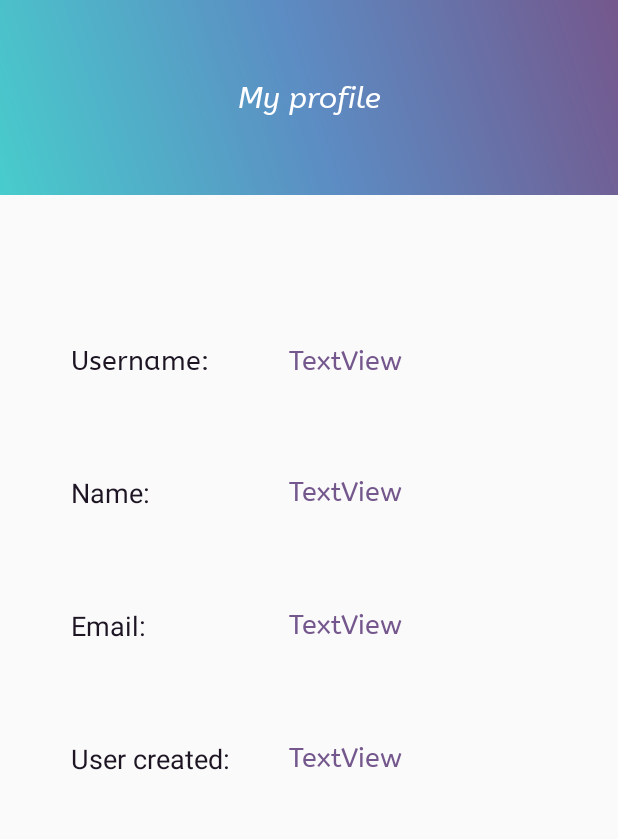
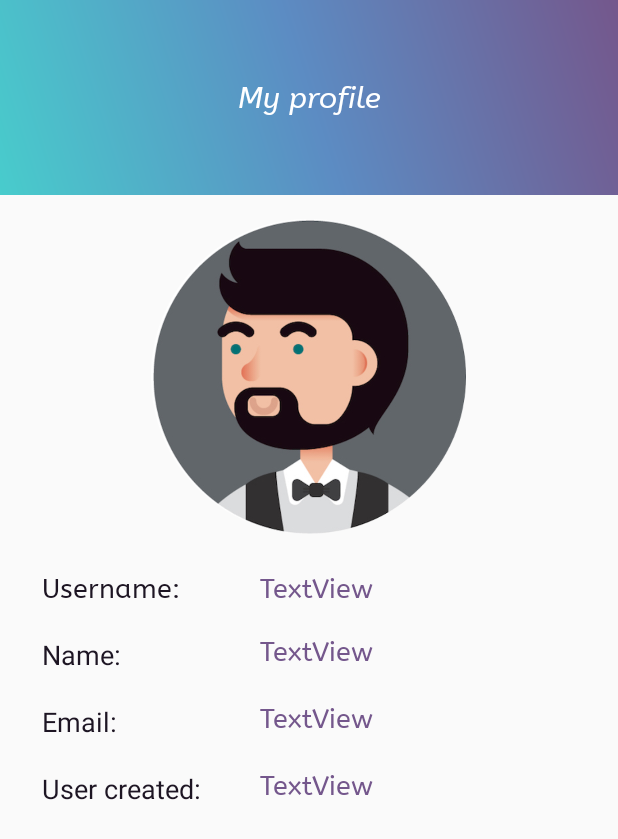
Before and after one commit to Vavadoge/Lendfriend, an Android app: the Profile screen opened directly, with no data from a screen before it, on a phone screen of 412 x 824 dp. Shown: the top 839 px of the screen. Run offline under Robolectric (Android 15) with nearby library versions, the phone set to English and light mode, and no system bars; our stand-ins replace Volley; network calls fail.

Commit message:
Friends profiles on debts pages update

```diff
--- a/app/src/main/java/com/ktu/vavadoge/Registration.java
+++ b/app/src/main/java/com/ktu/vavadoge/Registration.java
@@ -158,6 +158,7 @@ public class Registration extends AppCompatActivity {
 
 
     }
+
     // validation of input fields
     private boolean val_email(String email) {
         int count = 0;
--- a/app/src/main/res/layout/activity_profile.xml
+++ b/app/src/main/res/layout/activity_profile.xml
@@ -15,33 +15,6 @@
         app:layout_constraintHorizontal_bias="0.0"
         app:layout_constraintStart_toStartOf="parent"
         app:layout_constraintTop_toTopOf="parent" />
-
-    <TextView
-        android:id="@+id/textView5"
-        android:layout_width="wrap_content"
-        android:layout_height="wrap_content"
-        android:layout_marginTop="100dp"
-        android:fontFamily="@font/abeezee"
-        android:text="Username: "
-        android:textColor="@color/font_color"
-        android:textSize="18sp"
-        app:layout_constraintEnd_toEndOf="parent"
-        app:layout_constraintHorizontal_bias="0.15"
-        app:layout_constraintStart_toStartOf="parent"
-        app:layout_constraintTop_toBottomOf="@+id/view4" />
-
-    <Button
-        android:id="@+id/open_bottom_sheet_button"
-        android:layout_width="wrap_content"
-        android:layout_height="wrap_content"
-        android:text="Add friend"
-        android:visibility="invisible"
-        app:layout_constraintBottom_toBottomOf="parent"
-        app:layout_constraintEnd_toEndOf="parent"
-        app:layout_constraintHorizontal_bias="0.527"
-        app:layout_constraintStart_toStartOf="parent"
-        app:layout_constraintTop_toTopOf="parent"
-        app:layout_constraintVertical_bias="0.907" />
 
     <Button
         android:id="@+id/logout_button"
@@ -72,33 +45,89 @@
     //android:visibility="invisible"
 
     <TextView
+        android:id="@+id/username_field"
+        android:layout_width="wrap_content"
+        android:layout_height="wrap_content"
+        android:layout_marginStart="48dp"
+        android:fontFamily="@font/abeezee"
+        android:text="TextView"
+        android:textColor="@color/fifth"
+        android:textSize="18sp"
+        app:layout_constraintBottom_toBottomOf="@+id/textView5"
+        app:layout_constraintStart_toEndOf="@+id/textView5"
+        app:layout_constraintTop_toTopOf="@+id/textView5"
+        app:layout_constraintVertical_bias="1.0" />
+
+    <TextView
         android:id="@+id/textView8"
         android:layout_width="wrap_content"
         android:layout_height="wrap_content"
-        android:layout_marginTop="64dp"
+        android:layout_marginTop="20dp"
         android:text="Name:"
         android:textColor="@color/font_color"
         android:textSize="18sp"
         app:layout_constraintStart_toStartOf="@+id/textView5"
         app:layout_constraintTop_toBottomOf="@+id/textView5" />
 
+    <Button
+        android:id="@+id/open_bottom_sheet_button"
+        android:layout_width="wrap_content"
+        android:layout_height="wrap_content"
+        android:text="Add friend"
+        android:visibility="invisible"
+        app:layout_constraintBottom_toBottomOf="parent"
+        app:layout_constraintEnd_toEndOf="parent"
+        app:layout_constraintHorizontal_bias="0.527"
+        app:layout_constraintStart_toStartOf="parent"
+        app:layout_constraintTop_toTopOf="parent"
+        app:layout_constraintVertical_bias="1.0" />
+
     <TextView
         android:id="@+id/profile_name_text"
         android:layout_width="wrap_content"
         android:layout_height="wrap_content"
+        android:fontFamily="@font/abeezee"
         android:text="TextView"
         android:textColor="@color/fifth"
-        android:fontFamily="@font/abeezee"
         android:textSize="18sp"
         app:layout_constraintBottom_toBottomOf="@+id/textView8"
         app:layout_constraintStart_toStartOf="@+id/username_field"
-        app:layout_constraintTop_toTopOf="@+id/textView8" />
+        app:layout_constraintTop_toTopOf="@+id/textView8"
+        app:layout_constraintVertical_bias="0.0" />
+
+    <TextView
+        android:id="@+id/textView5"
+        android:layout_width="wrap_content"
+        android:layout_height="wrap_content"
+        android:layout_marginTop="252dp"
+        android:fontFamily="@font/abeezee"
+        android:text="Username: "
+        android:textColor="@color/font_color"
+        android:textSize="18sp"
+        app:layout_constraintEnd_toEndOf="parent"
+        app:layout_constraintHorizontal_bias="0.088"
+        app:layout_constraintStart_toStartOf="parent"
+        app:layout_constraintTop_toBottomOf="@+id/view4" />
+
+    <EditText
+        android:id="@+id/editTextTextPersonName3"
+        android:layout_width="wrap_content"
+        android:layout_height="wrap_content"
+        android:layout_marginTop="644dp"
+        android:ems="10"
+        android:inputType="textPersonName"
+        android:text="Name"
+        android:visibility="invisible"
+        app:layout_constraintEnd_toEndOf="parent"
+        app:layout_constraintHorizontal_bias="0.497"
+        app:layout_constraintStart_toStartOf="parent"
+        app:layout_constraintTop_toTopOf="parent" />
 
     <TextView
         android:id="@+id/textView10"
         android:layout_width="wrap_content"
         android:layout_height="wrap_content"
-        android:layout_marginTop="64dp"
+        android:layout_marginTop="20dp"
         android:text="Email:"
         android:textColor="@color/font_color"
         android:textSize="18sp"
@@ -109,64 +138,39 @@
         android:id="@+id/profile_email_text"
         android:layout_width="wrap_content"
         android:layout_height="wrap_content"
+        android:fontFamily="@font/abeezee"
         android:text="TextView"
-        android:fontFamily="@font/abeezee"
         android:textColor="@color/fifth"
         android:textSize="18sp"
         app:layout_constraintBottom_toBottomOf="@+id/textView10"
         app:layout_constraintStart_toStartOf="@+id/profile_name_text"
-        app:layout_constraintTop_toTopOf="@+id/textView10" />
+        app:layout_constraintTop_toTopOf="@+id/textView10"
+        app:layout_constraintVertical_bias="0.0" />
 
     <TextView
-        android:id="@+id/username_field"
+        android:id="@+id/time_field"
         android:layout_width="wrap_content"
         android:layout_height="wrap_content"
-        android:layout_marginStart="48dp"
         android:fontFamily="@font/abeezee"
+        android:scrollHorizontally="false"
         android:text="TextView"
         android:textColor="@color/fifth"
         android:textSize="18sp"
-        app:layout_constraintBottom_toBottomOf="@+id/textView5"
-        app:layout_constraintStart_toEndOf="@+id/textView5"
-        app:layout_constraintTop_toTopOf="@+id/textView5" />
+        app:layout_constraintBottom_toBottomOf="@+id/textView9"
+        app:layout_constraintStart_toStartOf="@+id/profile_email_text"
+        app:layout_constraintTop_toTopOf="@+id/textView9"
+        app:layout_constraintVertical_bias="0.0" />
 
     <TextView
         android:id="@+id/textView9"
         android:layout_width="wrap_content"
         android:layout_height="wrap_content"
-        android:layout_marginTop="64dp"
+        android:layout_marginTop="20dp"
         android:text="User created:"
         android:textColor="@color/font_color"
         android:textSize="18sp"
         app:layout_constraintStart_toStartOf="@+id/textView10"
         app:layout_constraintTop_toBottomOf="@+id/textView10" />
-
-    <TextView
-        android:id="@+id/time_field"
-        android:layout_width="wrap_content"
-        android:layout_height="wrap_content"
-        android:text="TextView"
-        android:textColor="@color/fifth"
-        android:fontFamily="@font/abeezee"
-        android:textSize="18sp"
-        app:layout_constraintBottom_toBottomOf="@+id/textView9"
-        app:layout_constraintStart_toStartOf="@+id/profile_email_text"
-        android:scrollHorizontally="false"
-        app:layout_constraintTop_toTopOf="@+id/textView9" />
-
-    <EditText
-        android:id="@+id/editTextTextPersonName3"
-        android:layout_width="wrap_content"
-        android:layout_height="wrap_content"
-        android:layout_marginTop="560dp"
-        android:ems="10"
-        android:inputType="textPersonName"
-        android:text="Name"
-        android:visibility="invisible"
-        app:layout_constraintEnd_toEndOf="parent"
-        app:layout_constraintHorizontal_bias="0.497"
-        app:layout_constraintStart_toStartOf="parent"
-        app:layout_constraintTop_toTopOf="parent" />
 
     <TextView
         android:id="@+id/textView11"
@@ -205,4 +209,15 @@
         app:layout_constraintStart_toStartOf="@+id/view4"
         app:layout_constraintTop_toTopOf="@+id/view4" />
 
+    <ImageView
+        android:id="@+id/picture_my"
+        android:layout_width="223dp"
+        android:layout_height="210dp"
+        android:layout_marginTop="16dp"
+        app:layout_constraintEnd_toEndOf="parent"
+        app:layout_constraintHorizontal_bias="0.498"
+        app:layout_constraintStart_toStartOf="parent"
+        app:layout_constraintTop_toBottomOf="@+id/view4"
+        app:srcCompat="@drawable/avatar1" />
+
 </androidx.constraintlayout.widget.ConstraintLayout>
```
Also changed, not shown: app/src/main/res/layout/activity_registration.xml (+27 -4 lines), app/src/main/res/layout/activity_show_firends_profile.xml (+8 -1 lines).
